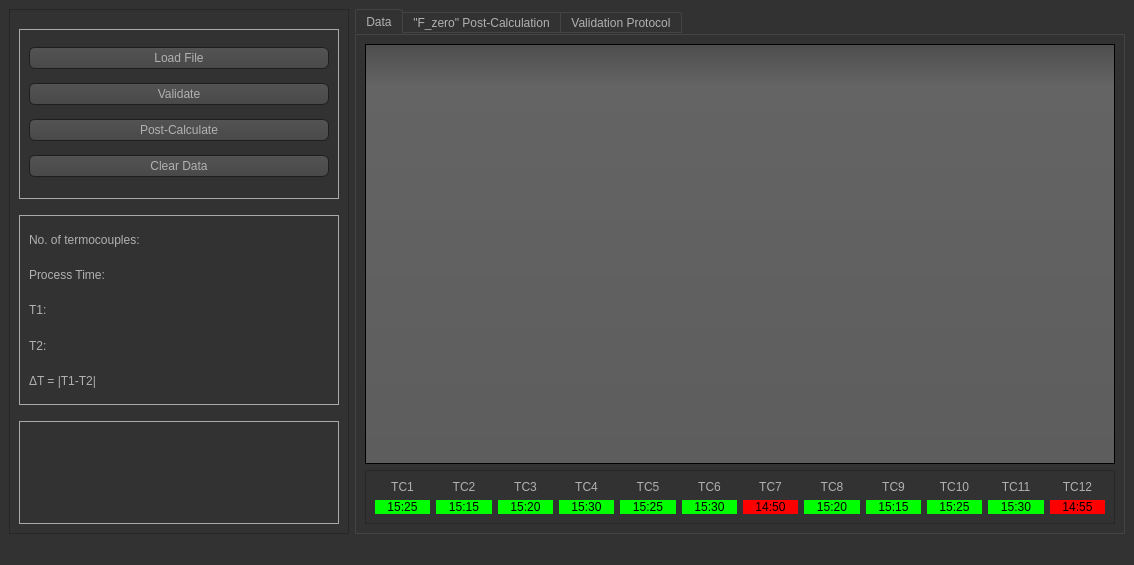
The window that main_3.ui (PyShaman/Lucas) describes before a commit, drawn with Qt 5.
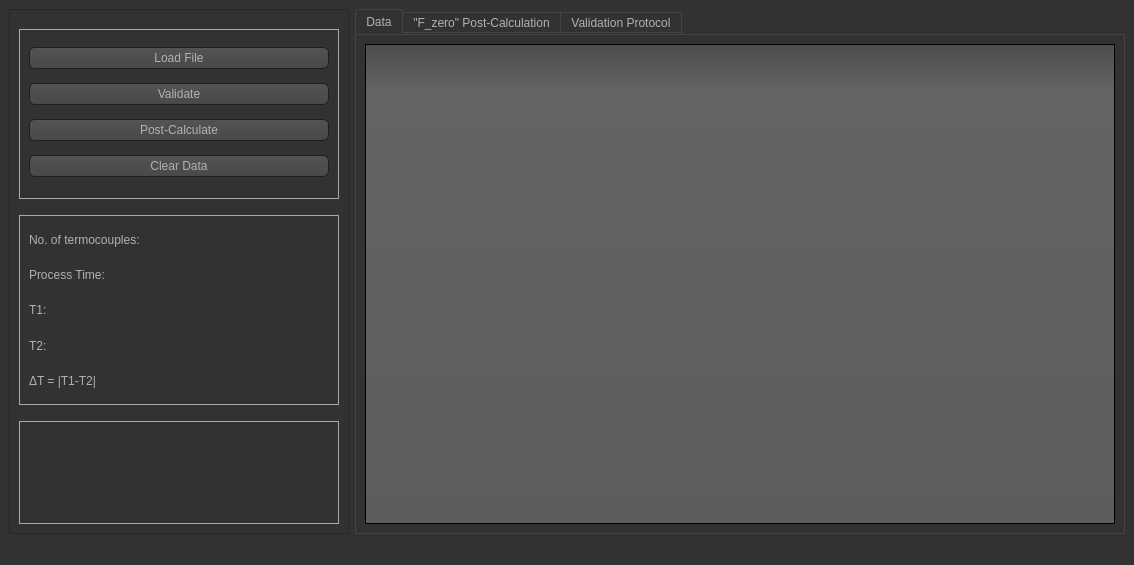
The same window after the commit. The open tabs and pages were chosen to show the change. Icons and pictures are not drawn. Custom widgets are drawn as their Qt base class.

The edit to the form file:
```diff
--- a/main_3.ui
+++ b/main_3.ui
@@ -817,366 +817,6 @@
         <item>
          <widget class="QTableView" name="table"/>
         </item>
-        <item>
-         <widget class="QFrame" name="frame_2">
-          <property name="frameShape">
-           <enum>QFrame::StyledPanel</enum>
-          </property>
-          <property name="frameShadow">
-           <enum>QFrame::Raised</enum>
-          </property>
-          <layout class="QGridLayout" name="gridLayout_4">
-           <item row="1" column="2">
-            <widget class="QLabel" name="label_12">
-             <property name="styleSheet">
-              <string notr="true">background-color: rgb(0, 255, 0);
-font: 75 10pt &quot;Century Gothic&quot;;
-color: rgb(0, 0, 0);
-border-color: rgb(255, 255, 255);</string>
-             </property>
-             <property name="text">
-              <string>15:20</string>
-             </property>
-             <property name="alignment">
-              <set>Qt::AlignCenter</set>
-             </property>
-            </widget>
-           </item>
-           <item row="1" column="3">
-            <widget class="QLabel" name="label_11">
-             <property name="styleSheet">
-              <string notr="true">background-color: rgb(0, 255, 0);
-font: 75 10pt &quot;Century Gothic&quot;;
-color: rgb(0, 0, 0);
-border-color: rgb(255, 255, 255);</string>
-             </property>
-             <property name="text">
-              <string>15:30</string>
-             </property>
-             <property name="alignment">
-              <set>Qt::AlignCenter</set>
-             </property>
-            </widget>
-           </item>
-           <item row="1" column="7">
-            <widget class="QLabel" name="label_17">
-             <property name="styleSheet">
-              <string notr="true">background-color: rgb(0, 255, 0);
-font: 75 10pt &quot;Century Gothic&quot;;
-color: rgb(0, 0, 0);
-border-color: rgb(255, 255, 255);</string>
-             </property>
-             <property name="text">
-              <string>15:20</string>
-             </property>
-             <property name="alignment">
-              <set>Qt::AlignCenter</set>
-             </property>
-            </widget>
-           </item>
-           <item row="1" column="9">
-            <widget class="QLabel" name="label_13">
-             <property name="styleSheet">
-              <string notr="true">background-color: rgb(0, 255, 0);
-font: 75 10pt &quot;Century Gothic&quot;;
-color: rgb(0, 0, 0);
-border-color: rgb(255, 255, 255);</string>
-             </property>
-             <property name="text">
-              <string>15:25</string>
-             </property>
-             <property name="alignment">
-              <set>Qt::AlignCenter</set>
-             </property>
-            </widget>
-           </item>
-           <item row="1" column="11">
-            <widget class="QLabel" name="label_4">
-             <property name="styleSheet">
-              <string notr="true">background-color: rgb(255, 0, 0);
-font: 75 10pt &quot;Century Gothic&quot;;
-color: rgb(0, 0, 0);
-border-color: rgb(255, 255, 255);</string>
-             </property>
-             <property name="text">
-              <string>14:55</string>
-             </property>
-             <property name="alignment">
-              <set>Qt::AlignCenter</set>
-             </property>
-            </widget>
-           </item>
-           <item row="1" column="5">
-            <widget class="QLabel" name="label_14">
-             <property name="styleSheet">
-              <string notr="true">background-color: rgb(0, 255, 0);
-font: 75 10pt &quot;Century Gothic&quot;;
-color: rgb(0, 0, 0);
-border-color: rgb(255, 255, 255);</string>
-             </property>
-             <property name="text">
-              <string>15:30</string>
-             </property>
-             <property name="alignment">
-              <set>Qt::AlignCenter</set>
-             </property>
-            </widget>
-           </item>
-           <item row="1" column="6">
-            <widget class="QLabel" name="label_16">
-             <property name="styleSheet">
-              <string notr="true">background-color: rgb(255, 0, 0);
-font: 75 10pt &quot;Century Gothic&quot;;
-color: rgb(0, 0, 0);
-border-color: rgb(255, 255, 255);</string>
-             </property>
-             <property name="text">
-              <string>14:50</string>
-             </property>
-             <property name="alignment">
-              <set>Qt::AlignCenter</set>
-             </property>
-            </widget>
-           </item>
-           <item row="1" column="1">
-            <widget class="QLabel" name="label_8">
-             <property name="styleSheet">
-              <string notr="true">background-color: rgb(0, 255, 0);
-font: 75 10pt &quot;Century Gothic&quot;;
-color: rgb(0, 0, 0);
-border-color: rgb(255, 255, 255);</string>
-             </property>
-             <property name="text">
-              <string>15:15</string>
-             </property>
-             <property name="alignment">
-              <set>Qt::AlignCenter</set>
-             </property>
-            </widget>
-           </item>
-           <item row="1" column="0">
-            <widget class="QLabel" name="label_6">
-             <property name="styleSheet">
-              <string notr="true">background-color: rgb(0, 255, 0);
-font: 75 10pt &quot;Century Gothic&quot;;
-color: rgb(0, 0, 0);
-border-color: rgb(255, 255, 255);</string>
-             </property>
-             <property name="text">
-              <string>15:25</string>
-             </property>
-             <property name="alignment">
-              <set>Qt::AlignCenter</set>
-             </property>
-            </widget>
-           </item>
-           <item row="1" column="8">
-            <widget class="QLabel" name="label_10">
-             <property name="styleSheet">
-              <string notr="true">background-color: rgb(0, 255, 0);
-font: 75 10pt &quot;Century Gothic&quot;;
-color: rgb(0, 0, 0);
-border-color: rgb(255, 255, 255);</string>
-             </property>
-             <property name="text">
-              <string>15:15</string>
-             </property>
-             <property name="alignment">
-              <set>Qt::AlignCenter</set>
-             </property>
-            </widget>
-           </item>
-           <item row="1" column="10">
-            <widget class="QLabel" name="label_18">
-             <property name="styleSheet">
-              <string notr="true">background-color: rgb(0, 255, 0);
-font: 75 10pt &quot;Century Gothic&quot;;
-color: rgb(0, 0, 0);
-border-color: rgb(255, 255, 255);</string>
-             </property>
-             <property name="text">
-              <string>15:30</string>
-             </property>
-             <property name="alignment">
-              <set>Qt::AlignCenter</set>
-             </property>
-            </widget>
-           </item>
-           <item row="1" column="4">
-            <widget class="QLabel" name="label_15">
-             <property name="styleSheet">
-              <string notr="true">background-color: rgb(0, 255, 0);
-font: 75 10pt &quot;Century Gothic&quot;;
-color: rgb(0, 0, 0);
-border-color: rgb(255, 255, 255);</string>
-             </property>
-             <property name="text">
-              <string>15:25</string>
-             </property>
-             <property name="alignment">
-              <set>Qt::AlignCenter</set>
-             </property>
-            </widget>
-           </item>
-           <item row="0" column="0">
-            <widget class="QLabel" name="label_9">
-             <property name="styleSheet">
-              <string notr="true">font: 10pt &quot;Century Gothic&quot;;</string>
-             </property>
-             <property name="text">
-              <string>TC1</string>
-             </property>
-             <property name="alignment">
-              <set>Qt::AlignCenter</set>
-             </property>
-            </widget>
-           </item>
-           <item row="0" column="1">
-            <widget class="QLabel" name="label_19">
-             <property name="styleSheet">
-              <string notr="true">font: 10pt &quot;Century Gothic&quot;;</string>
-             </property>
-             <property name="text">
-              <string>TC2</string>
-             </property>
-             <property name="alignment">
-              <set>Qt::AlignCenter</set>
-             </property>
-            </widget>
-           </item>
-           <item row="0" column="2">
-            <widget class="QLabel" name="label_20">
-             <property name="styleSheet">
-              <string notr="true">font: 10pt &quot;Century Gothic&quot;;</string>
-             </property>
-             <property name="text">
-              <string>TC3</string>
-             </property>
-             <property name="alignment">
-              <set>Qt::AlignCenter</set>
-             </property>
-            </widget>
-           </item>
-           <item row="0" column="3">
-            <widget class="QLabel" name="label_21">
-             <property name="styleSheet">
-              <string notr="true">font: 10pt &quot;Century Gothic&quot;;</string>
-             </property>
-             <property name="text">
-              <string>TC4</string>
-             </property>
-             <property name="alignment">
-              <set>Qt::AlignCenter</set>
-             </property>
-            </widget>
-           </item>
-           <item row="0" column="4">
-            <widget class="QLabel" name="label_22">
-             <property name="styleSheet">
-              <string notr="true">font: 10pt &quot;Century Gothic&quot;;</string>
-             </property>
-             <property name="text">
-              <string>TC5</string>
-             </property>
-             <property name="alignment">
-              <set>Qt::AlignCenter</set>
-             </property>
-            </widget>
-           </item>
-           <item row="0" column="5">
-            <widget class="QLabel" name="label_23">
-             <property name="styleSheet">
-              <string notr="true">font: 10pt &quot;Century Gothic&quot;;</string>
-             </property>
-             <property name="text">
-              <string>TC6</string>
-             </property>
-             <property name="alignment">
-              <set>Qt::AlignCenter</set>
-             </property>
-            </widget>
-           </item>
-           <item row="0" column="6">
-            <widget class="QLabel" name="label_24">
-             <property name="styleSheet">
-              <string notr="true">font: 10pt &quot;Century Gothic&quot;;</string>
-             </property>
-             <property name="text">
-              <string>TC7</string>
-             </property>
-             <property name="alignment">
-              <set>Qt::AlignCenter</set>
-             </property>
-            </widget>
-           </item>
-           <item row="0" column="7">
-            <widget class="QLabel" name="label_25">
-             <property name="styleSheet">
-              <string notr="true">font: 10pt &quot;Century Gothic&quot;;</string>
-             </property>
-             <property name="text">
-              <string>TC8</string>
-             </property>
-             <property name="alignment">
-              <set>Qt::AlignCenter</set>
-             </property>
-            </widget>
-           </item>
-           <item row="0" column="8">
-            <widget class="QLabel" name="label_26">
-             <property name="styleSheet">
-              <string notr="true">font: 10pt &quot;Century Gothic&quot;;</string>
-             </property>
-             <property name="text">
-              <string>TC9</string>
-             </property>
-             <property name="alignment">
-              <set>Qt::AlignCenter</set>
-             </property>
-            </widget>
-           </item>
-           <item row="0" column="9">
-            <widget class="QLabel" name="label_27">
-             <property name="styleSheet">
-              <string notr="true">font: 10pt &quot;Century Gothic&quot;;</string>
-             </property>
-             <property name="text">
-              <string>TC10</string>
-             </property>
-             <property name="alignment">
-              <set>Qt::AlignCenter</set>
-             </property>
-            </widget>
-           </item>
-           <item row="0" column="10">
-            <widget class="QLabel" name="label_28">
-             <property name="styleSheet">
-              <string notr="true">font: 10pt &quot;Century Gothic&quot;;</string>
-             </property>
-             <property name="text">
-              <string>TC11</string>
-             </property>
-             <property name="alignment">
-              <set>Qt::AlignCenter</set>
-             </property>
-            </widget>
-           </item>
-           <item row="0" column="11">
-            <widget class="QLabel" name="label_29">
-             <property name="styleSheet">
-              <string notr="true">font: 10pt &quot;Century Gothic&quot;;</string>
-             </property>
-             <property name="text">
-              <string>TC12</string>
-             </property>
-             <property name="alignment">
-              <set>Qt::AlignCenter</set>
-             </property>
-            </widget>
-           </item>
-          </layout>
-         </widget>
-        </item>
        </layout>
       </widget>
       <widget class="QWidget" name="tab_2">
```
Left out of the diff: 250 changed lines with no effect on the pictures.
